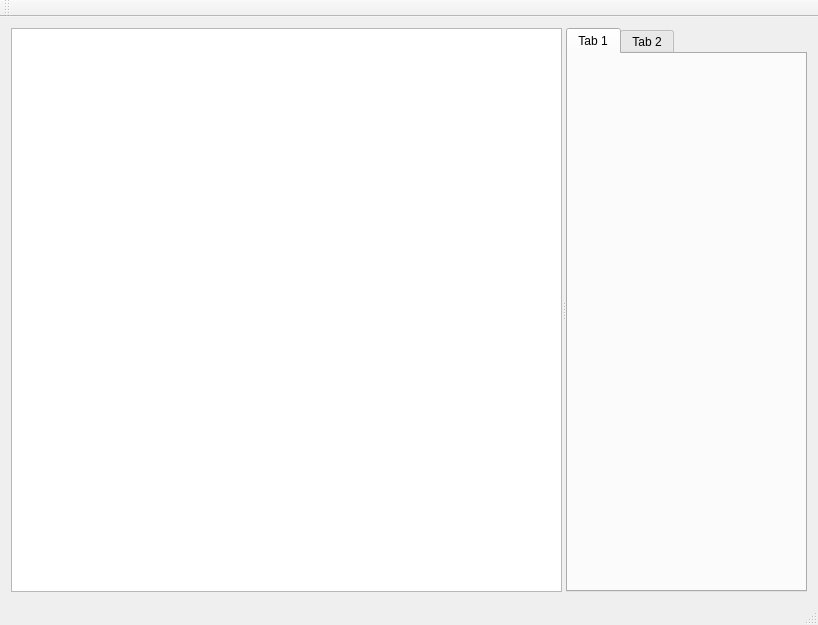
The window that mainwindow.ui (AlloyTeam/Rythem) describes before a commit, drawn with Qt 5.
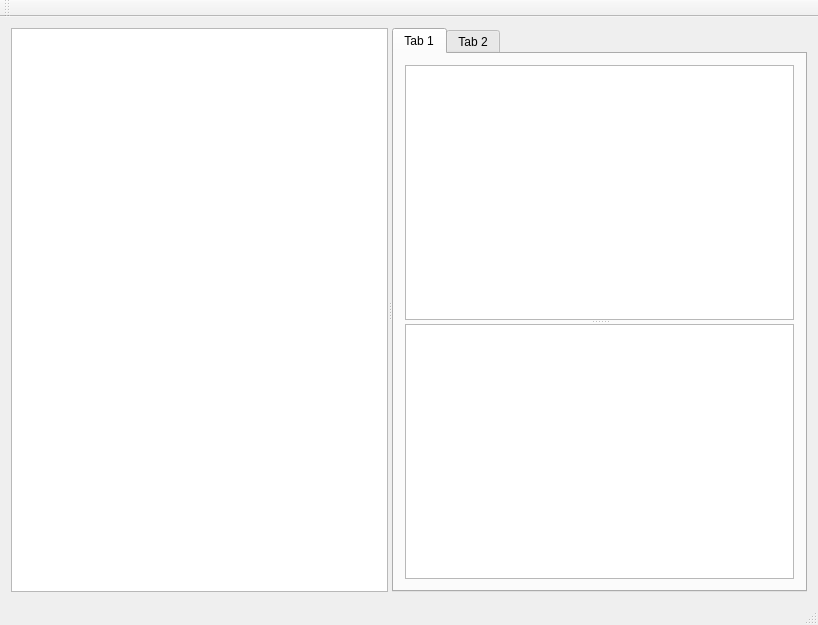
The same window after the commit.

The edit to the form file:
```diff
--- a/mainwindow.ui
+++ b/mainwindow.ui
@@ -29,6 +29,17 @@
         <attribute name="title">
          <string>Tab 1</string>
         </attribute>
+        <layout class="QVBoxLayout" name="verticalLayout">
+         <item>
+          <widget class="QSplitter" name="splitter_2">
+           <property name="orientation">
+            <enum>Qt::Vertical</enum>
+           </property>
+           <widget class="QPlainTextEdit" name="requestTextEdit"/>
+           <widget class="QPlainTextEdit" name="responseTextEdit"/>
+          </widget>
+         </item>
+        </layout>
        </widget>
        <widget class="QWidget" name="tab_2">
         <attribute name="title">
```
Left out of the diff: 2 changed lines with no effect on the pictures.
